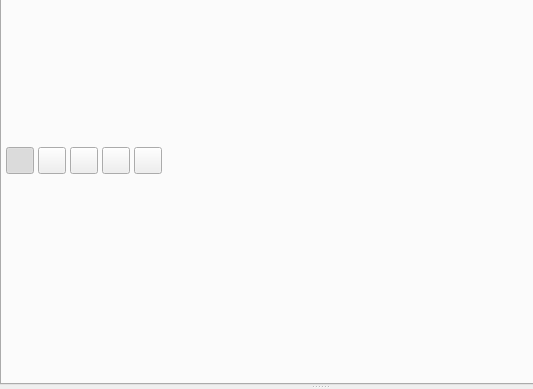
Before: the Qt Designer form app/src/widgets/decisionmakerwidget/decisionmakerwidget.ui in Gris87/TInvestor, drawn with Qt 5; both pictures show x 0 to 533 and y 91 to 480 of the 640 by 480 pixel window.
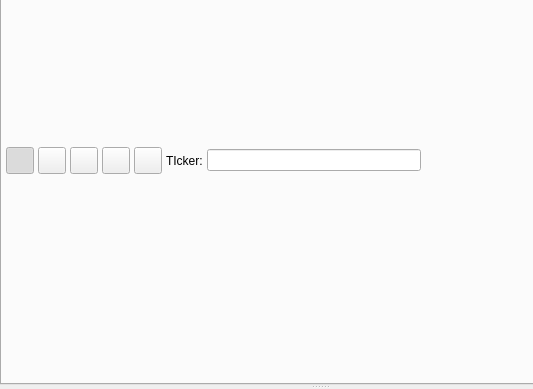
After: the same form once the commit is applied. The open tabs and pages were chosen to show the change. Icons and pictures are not drawn. Custom widgets are drawn as their Qt base class.

Patch:
```diff
--- a/app/src/widgets/decisionmakerwidget/decisionmakerwidget.ui
+++ b/app/src/widgets/decisionmakerwidget/decisionmakerwidget.ui
@@ -302,6 +302,16 @@
                </property>
               </widget>
              </item>
+             <item>
+              <widget class="QLabel" name="label">
+               <property name="text">
+                <string>TIcker:</string>
+               </property>
+              </widget>
+             </item>
+             <item>
+              <widget class="QLineEdit" name="tickerLineEdit"/>
+             </item>
              <item>
               <spacer name="horizontalSpacer_2">
                <property name="orientation">
```
